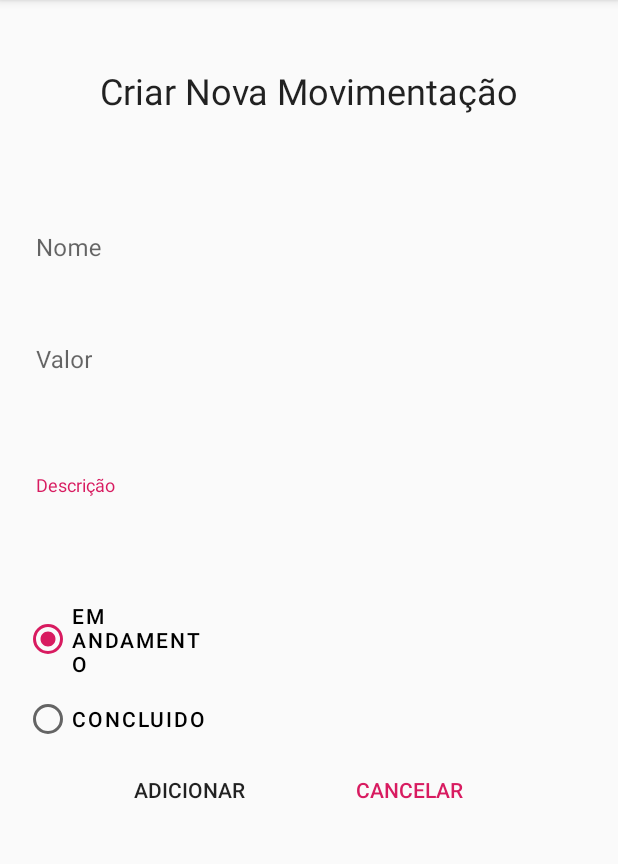
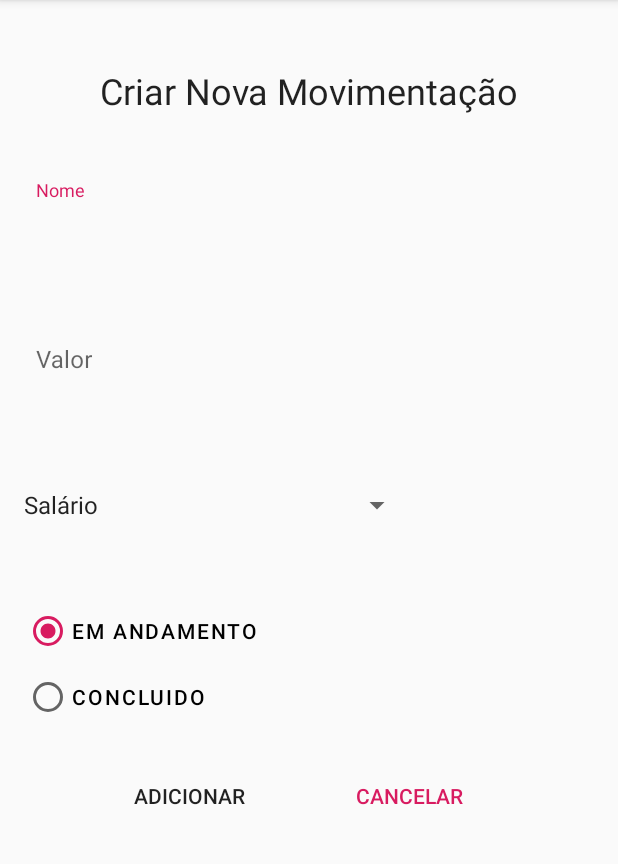
Before and after one commit to Max-Wendel-UFC/MContability, an Android app: the screen it shows after launch (AddMovimentacaoActivity), after a tap on an icon or button, on a phone screen of 412 x 824 dp, the part 84-948 px from its top. Run offline under Robolectric (Android 15) with nearby library versions, the phone set to English and light mode, and no system bars.

Commit message:
add spinner

```diff
--- a/app/build.gradle
+++ b/app/build.gradle
@@ -32,5 +32,6 @@ dependencies {
     androidTestImplementation 'com.android.support.test:runner:1.0.2'
     androidTestImplementation 'com.android.support.test.espresso:espresso-core:3.0.2'
     api 'com.android.support:design:28.0.0'
+    api 'com.getbase:floatingactionbutton:1.10.1'
 
 }
--- a/app/src/main/java/com/admb/mcontability/AddMovimentacaoActivity.kt
+++ b/app/src/main/java/com/admb/mcontability/AddMovimentacaoActivity.kt
@@ -4,16 +4,18 @@ import android.content.Intent
 import android.os.Bundle
 import android.support.v7.app.AppCompatActivity
 import android.view.View
-import android.widget.EditText
-import android.widget.RadioButton
+import android.widget.*
 import com.admb.mcontability.Model.Enums.Code
 
-class AddMovimentacaoActivity : AppCompatActivity() {
+class AddMovimentacaoActivity : AppCompatActivity(), AdapterView.OnItemSelectedListener {
 
     lateinit var edtnome : EditText
     lateinit var  edtvalor : EditText
-    lateinit var  edtdescricao : EditText
+    lateinit var  sdescricao : Spinner
     lateinit var  rbisComplete : RadioButton
+    var descricao = ""
+
+
 
     override fun onCreate(savedInstanceState: Bundle?) {
         super.onCreate(savedInstanceState)
@@ -21,9 +23,13 @@ class AddMovimentacaoActivity : AppCompatActivity() {
 
         edtnome = findViewById(R.id.idEditTextNome)
         edtvalor = findViewById(R.id.idEditTextValor)
-        edtdescricao = findViewById(R.id.idEditTextDescricao)
+        sdescricao = findViewById(R.id.spinner1)
         rbisComplete = findViewById(R.id.idRadioButton)
 
+        val adapter: ArrayAdapter<CharSequence> = ArrayAdapter.createFromResource(this,R.array.descricao,android.R.layout.simple_spinner_item)
+        adapter.setDropDownViewResource(android.R.layout.simple_spinner_dropdown_item)
+        sdescricao.adapter = adapter
+        sdescricao.onItemSelectedListener = this
     }
 
     fun adicionarMovimentacao(view: View){
@@ -32,7 +38,6 @@ class AddMovimentacaoActivity : AppCompatActivity() {
 
         val nome = if (!edtnome.text.toString().equals("")) edtnome.text.toString() else "Sem Nome"
         val valor = if (!edtvalor.text.toString().equals(""))edtvalor.text.toString() else "0.0"
-        val descricao = if (!edtdescricao.text.toString().equals("")) edtdescricao.text.toString() else "(sem descrição)"
         val isComplete = rbisComplete.isChecked.toString()
 
         intent.putExtra("nome", nome)
@@ -50,4 +55,12 @@ class AddMovimentacaoActivity : AppCompatActivity() {
         finish()
     }
 
+    override fun onNothingSelected(parent: AdapterView<*>?) {
+        TODO("not implemented") //To change body of created functions use File | Settings | File Templates.
+    }
+
+    override fun onItemSelected(parent: AdapterView<*>?, view: View?, position: Int, id: Long) {
+        descricao = parent!!.getItemAtPosition(position).toString()
+    }
+
 }
--- a/app/src/main/java/com/admb/mcontability/MainActivity.kt
+++ b/app/src/main/java/com/admb/mcontability/MainActivity.kt
@@ -21,7 +21,7 @@ import java.math.BigDecimal
 
 class MainActivity : AppCompatActivity() {
 
-    val listMovimentacao:MutableList<Movimentacao> = mutableListOf<Movimentacao>()
+    val listMovimentacao:MutableList<Movimentacao> = mutableListOf()
     lateinit var listViewMovimentacao: ListView
     var selected = 0
     var id = 1
--- a/app/src/main/java/com/admb/mcontability/Model/Despesa.kt
+++ b/app/src/main/java/com/admb/mcontability/Model/Despesa.kt
@@ -10,7 +10,7 @@ class Despesa(
     override val situacao: String
 ) :Movimentacao {
 
-    override fun getFormatedValue(): String {
+    override fun toString(): String {
         return "-R$ "+valor.setScale(2).toPlainString()
     }
 }
--- a/app/src/main/java/com/admb/mcontability/Model/Movimentacao.kt
+++ b/app/src/main/java/com/admb/mcontability/Model/Movimentacao.kt
@@ -9,5 +9,5 @@ interface Movimentacao{
     val descricao:String
     val situacao:String
 
-    fun getFormatedValue():String
+    override fun toString():String
 }
--- a/app/src/main/java/com/admb/mcontability/Model/Receita.kt
+++ b/app/src/main/java/com/admb/mcontability/Model/Receita.kt
@@ -9,7 +9,7 @@ class Receita(override val id: Long,
               override val situacao: String
 ) :Movimentacao{
 
-    override fun getFormatedValue():String {
+    override fun toString():String {
         return "+R$ "+valor.setScale(2).toPlainString()
     }
 
--- a/app/src/main/res/layout/activity_add_movimentacao.xml
+++ b/app/src/main/res/layout/activity_add_movimentacao.xml
@@ -6,20 +6,6 @@
         android:layout_width="match_parent"
         android:layout_height="match_parent"
         tools:context=".AddMovimentacaoActivity">
-    <android.support.design.widget.TextInputLayout
-            android:layout_width="match_parent"
-            android:layout_height="64dp"
-            android:layout_marginTop="28dp"
-            app:layout_constraintTop_toBottomOf="@+id/idInputValor" app:layout_constraintStart_toStartOf="parent"
-            android:layout_marginStart="8dp" app:layout_constraintEnd_toEndOf="parent" android:layout_marginEnd="8dp"
-            android:id="@+id/idInputDescricao" app:layout_constraintHorizontal_bias="0.0">
-
-        <android.support.design.widget.TextInputEditText
-                android:layout_width="match_parent"
-                android:layout_height="wrap_content"
-                android:hint="Descrição" style="@style/Widget.MaterialComponents.TextInputEditText.FilledBox"
-                android:inputType="text" android:id="@+id/idEditTextDescricao" android:textAlignment="viewStart"/>
-    </android.support.design.widget.TextInputLayout>
     <android.support.design.widget.TextInputLayout
             android:layout_width="0dp"
             android:layout_height="wrap_content"
@@ -49,15 +35,16 @@
                 android:layout_width="match_parent"
                 android:layout_height="wrap_content"
                 android:hint="@string/valor" style="@style/Widget.MaterialComponents.TextInputEditText.FilledBox"
-                android:id="@+id/idEditTextValor" android:inputType="number|numberDecimal"
+                android:id="@+id/idEditTextValor" android:inputType="numberSigned|number|numberDecimal"
                 android:textAlignment="viewStart"/>
     </android.support.design.widget.TextInputLayout>
     <RadioGroup
-            android:layout_width="142dp"
+            android:layout_width="219dp"
             android:layout_height="106dp"
-            android:id="@+id/idRadioGroup" android:layout_marginTop="8dp"
-            app:layout_constraintTop_toBottomOf="@+id/idInputDescricao" app:layout_constraintStart_toStartOf="parent"
-            android:layout_marginStart="8dp">
+            android:id="@+id/idRadioGroup"
+            app:layout_constraintStart_toStartOf="parent"
+            android:layout_marginStart="8dp" android:layout_marginTop="40dp"
+            app:layout_constraintTop_toBottomOf="@+id/spinner1">
         <RadioButton
                 android:text="@string/em_andamento"
                 android:layout_width="wrap_content"
@@ -75,7 +62,7 @@
                 android:layout_width="wrap_content"
                 android:layout_height="wrap_content"
                 android:id="@+id/idRadioButton" android:layout_marginTop="12dp"
-                app:layout_constraintTop_toBottomOf="@+id/idInputDescricao"
+                app:layout_constraintTop_toBottomOf="@+id/spinner1"
                 app:layout_constraintEnd_toEndOf="parent" android:layout_marginEnd="8dp"
                 app:layout_constraintStart_toStartOf="parent" android:layout_marginStart="8dp"
                 app:layout_constraintHorizontal_bias="0.0"
@@ -118,4 +105,14 @@
             app:layout_constraintBottom_toTopOf="@+id/idInputNome"
             android:textAppearance="@style/TextAppearance.MaterialComponents.Headline5"
             android:textAlignment="center"/>
+    <Spinner
+            android:layout_width="267dp"
+            android:layout_height="32dp"
+            android:id="@+id/spinner1"
+            app:layout_constraintStart_toStartOf="parent"
+            android:layout_marginStart="8dp" android:layout_marginTop="32dp"
+            app:layout_constraintTop_toBottomOf="@+id/idInputValor"
+            android:spinnerMode="dropdown"
+            android:dropDownWidth="wrap_content"
+    />
 </android.support.constraint.ConstraintLayout>
--- a/app/src/main/res/values/strings.xml
+++ b/app/src/main/res/values/strings.xml
@@ -15,4 +15,11 @@
     <string name="editar">Editar</string>
     <string name="excluir">Excluir</string>
     <string name="sobre">Sobre</string>
+    <string-array name="descricao">
+        <item>Salário</item>
+        <item>Dívida Paga</item>
+        <item>Internet</item>
+        <item>Conta de Luz</item>
+        <item>Conta de Água</item>
+    </string-array>
 </resources>
```
